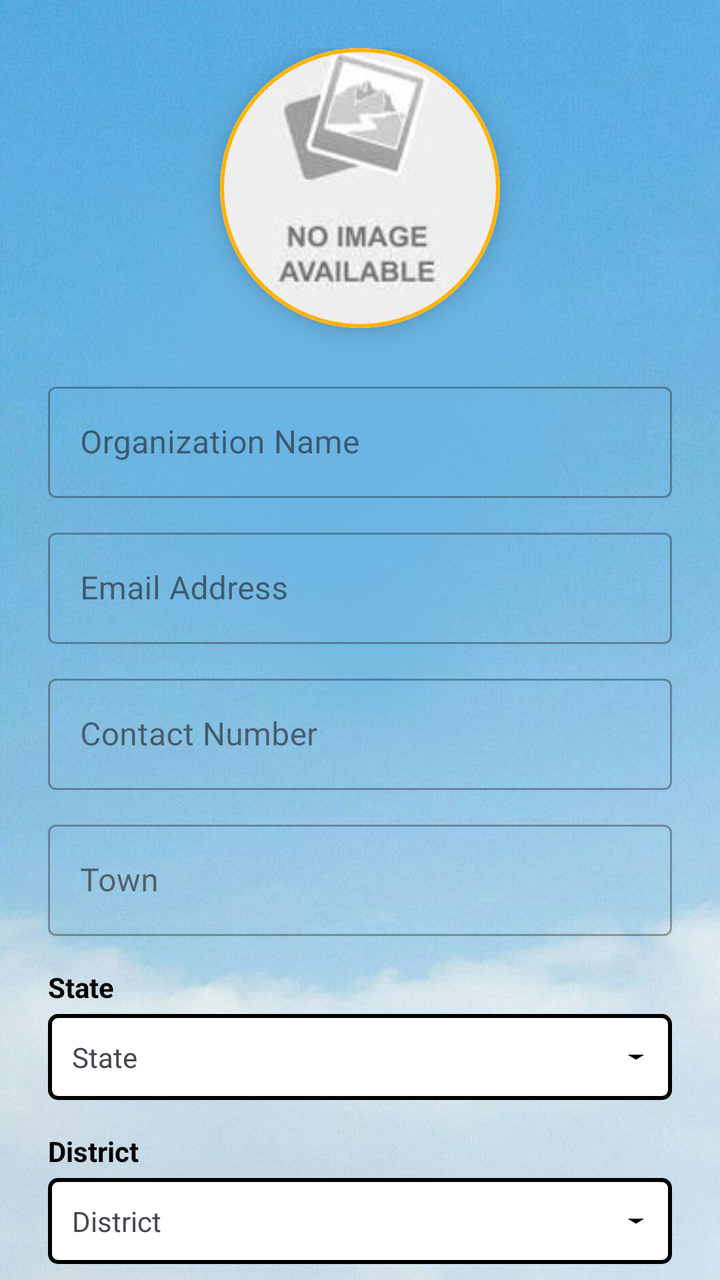
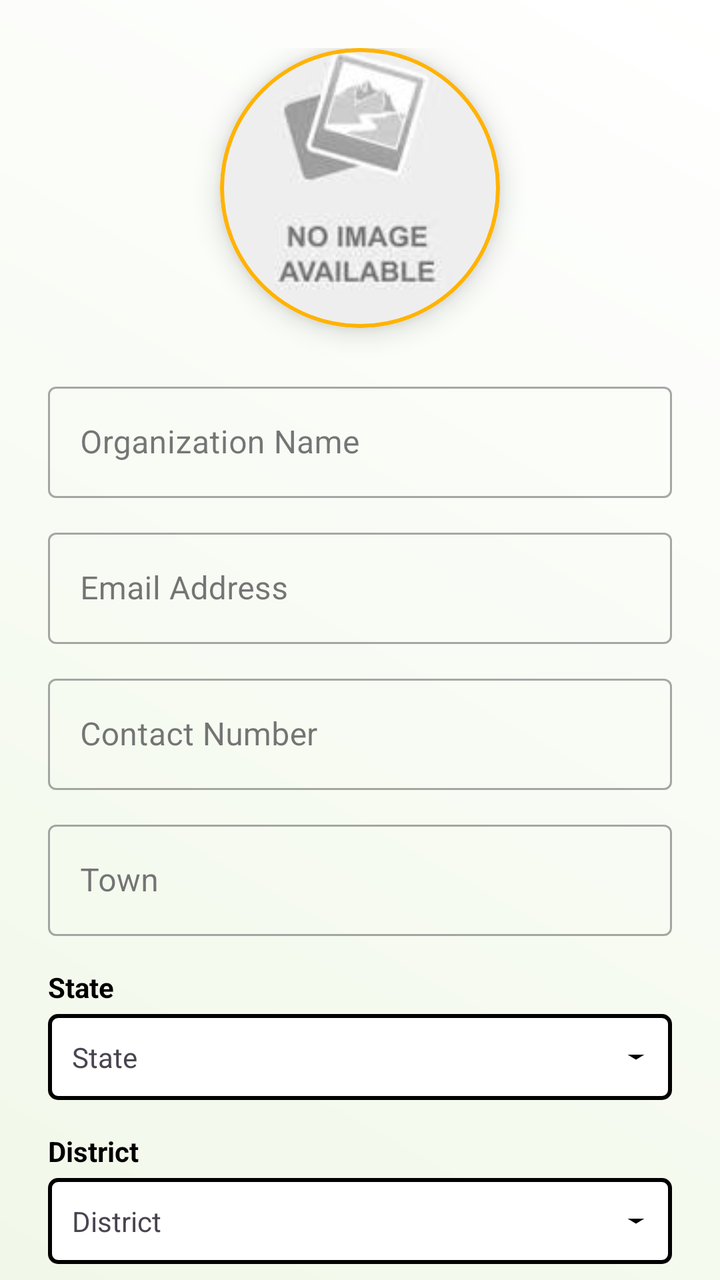

The first picture is an Android layout as it rendered before a commit; the second is the same layout after the commit. The layout source and the unified diff follow.
<!-- AndroidManifest.xml: application theme Theme.Orphans -->
<!-- res/layout/fragment_org_profile.xml -->
<?xml version="1.0" encoding="utf-8"?>
<layout xmlns:android="http://schemas.android.com/apk/res/android"
    xmlns:app="http://schemas.android.com/apk/res-auto">

    <androidx.core.widget.NestedScrollView
        android:layout_width="match_parent"
        android:layout_height="match_parent"
        android:background="@drawable/organisation"
        android:fillViewport="true">

        <LinearLayout
            android:layout_width="match_parent"
            android:layout_height="wrap_content"
            android:orientation="vertical"
            android:padding="24dp">

            <com.google.android.material.card.MaterialCardView
                android:layout_width="140dp"
                android:layout_height="140dp"
                android:layout_gravity="center"
                android:layout_marginBottom="24dp"
                app:cardCornerRadius="70dp"
                app:cardElevation="8dp"
                app:strokeColor="@color/green1"
                app:strokeWidth="2dp">

                <ImageView
                    android:id="@+id/imageViewProfile"
                    android:layout_width="match_parent"
                    android:layout_height="match_parent"
                    android:scaleType="centerCrop"
                    android:src="@drawable/placeholder_image"
                    android:contentDescription="Profile Image" />
            </com.google.android.material.card.MaterialCardView>

            <com.google.android.material.textfield.TextInputLayout
                style="@style/Widget.MaterialComponents.TextInputLayout.OutlinedBox"
                android:layout_width="match_parent"
                android:layout_height="wrap_content"
                android:layout_marginBottom="12dp"
                android:hint="Organization Name">
                <com.google.android.material.textfield.TextInputEditText
                    android:id="@+id/editTextName"
                    android:layout_width="match_parent"
                    android:layout_height="wrap_content"
                    android:enabled="false"
                    android:textColor="@color/black" />
            </com.google.android.material.textfield.TextInputLayout>

            <com.google.android.material.textfield.TextInputLayout
                style="@style/Widget.MaterialComponents.TextInputLayout.OutlinedBox"
                android:layout_width="match_parent"
                android:layout_height="wrap_content"
                android:layout_marginBottom="12dp"
                android:hint="Email Address">
                <com.google.android.material.textfield.TextInputEditText
                    android:id="@+id/editTextEmail"
                    android:layout_width="match_parent"
                    android:layout_height="wrap_content"
                    android:enabled="false"
                    android:inputType="textEmailAddress"
                    android:textColor="@color/black" />
            </com.google.android.material.textfield.TextInputLayout>

            <com.google.android.material.textfield.TextInputLayout
                style="@style/Widget.MaterialComponents.TextInputLayout.OutlinedBox"
                android:layout_width="match_parent"
                android:layout_height="wrap_content"
                android:layout_marginBottom="12dp"
                android:hint="Contact Number">
                <com.google.android.material.textfield.TextInputEditText
                    android:id="@+id/editTextPhone"
                    android:layout_width="match_parent"
                    android:layout_height="wrap_content"
                    android:enabled="false"
                    android:inputType="phone"
                    android:textColor="@color/black" />
            </com.google.android.material.textfield.TextInputLayout>

            <com.google.android.material.textfield.TextInputLayout
                style="@style/Widget.MaterialComponents.TextInputLayout.OutlinedBox"
                android:layout_width="match_parent"
                android:layout_height="wrap_content"
                android:layout_marginBottom="16dp"
                android:hint="Town">
                <com.google.android.material.textfield.TextInputEditText
                    android:id="@+id/editTextTown"
                    android:layout_width="match_parent"
                    android:layout_height="wrap_content"
                    android:enabled="false"
                    android:textColor="@color/black" />
            </com.google.android.material.textfield.TextInputLayout>

            <LinearLayout
                android:layout_width="match_parent"
                android:layout_height="wrap_content"
                android:orientation="vertical"
                android:layout_marginBottom="16dp">

                <TextView
                    android:layout_width="wrap_content"
                    android:layout_height="wrap_content"
                    android:text="State"
                    android:textStyle="bold"
                    android:textColor="@color/black" />

                <TextView
                    android:id="@+id/textViewState"
                    android:layout_width="match_parent"
                    android:layout_height="wrap_content"
                    android:padding="12dp"
                    android:text="State"
                    android:background="@drawable/spinner_background"
                    android:layout_marginTop="4dp" />

                <Spinner
                    android:id="@+id/spinnerState"
                    android:layout_width="match_parent"
                    android:layout_height="48dp"
                    android:visibility="gone"
                    android:background="@drawable/spinner_background"
                    android:layout_marginTop="4dp" />
            </LinearLayout>

            <LinearLayout
                android:layout_width="match_parent"
                android:layout_height="wrap_content"
                android:orientation="vertical"
                android:layout_marginBottom="24dp">

                <TextView
                    android:layout_width="wrap_content"
                    android:layout_height="wrap_content"
                    android:text="District"
                    android:textStyle="bold"
                    android:textColor="@color/black" />

                <TextView
                    android:id="@+id/textViewDistrict"
                    android:layout_width="match_parent"
                    android:layout_height="wrap_content"
                    android:padding="12dp"
                    android:text="District"
                    android:background="@drawable/spinner_background"
                    android:layout_marginTop="4dp" />

                <Spinner
                    android:id="@+id/spinnerDistrict"
                    android:layout_width="match_parent"
                    android:layout_height="48dp"
                    android:visibility="gone"
                    android:background="@drawable/spinner_background"
                    android:layout_marginTop="4dp" />
            </LinearLayout>

            <com.google.android.material.button.MaterialButton
                android:id="@+id/buttonEditProfile"
                android:layout_width="match_parent"
                android:layout_height="56dp"
                android:text="Edit Profile"
                android:backgroundTint="@color/green1"
                app:cornerRadius="12dp" />

            <com.google.android.material.button.MaterialButton
                android:id="@+id/buttonSaveProfile"
                android:layout_width="match_parent"
                android:layout_height="56dp"
                android:text="Save Changes"
                android:visibility="gone"
                android:backgroundTint="@color/green1"
                app:cornerRadius="12dp" />

            <com.google.android.material.button.MaterialButton
                android:id="@+id/buttonLogout"
                style="@style/Widget.MaterialComponents.Button.TextButton"
                android:layout_width="match_parent"
                android:layout_height="56dp"
                android:layout_marginTop="8dp"
                android:text="Logout"
                android:textColor="@color/purple_700" />

        </LinearLayout>
    </androidx.core.widget.NestedScrollView>
</layout>
<!-- resources referenced by this layout -->
<resources>
  <color name="black">#FF000000</color>
  <color name="green1">#FFB300</color>
  <color name="purple_700">#FF1A34</color>
  <!-- drawable organisation: png bitmap (drawable, 40322 bytes) -->
  <!-- drawable placeholder_image: png bitmap (drawable, 247930 bytes) -->
  <!-- drawable spinner_background (drawable) -->
  <?xml version="1.0" encoding="utf-8"?>
  <layer-list xmlns:android="http://schemas.android.com/apk/res/android">
  
      
      <item>
          <shape
              android:shape="rectangle">
              <solid android:color="@android:color/white"/>
              <stroke
                  android:width="2dp"
                  android:color="@color/black"/>
              <corners android:radius="4dp"/>
          </shape>
      </item>
  
      
      <item
          android:width="20dp"
          android:drawable="@drawable/spinner_arrow"
          android:gravity="end|center_vertical"
          android:right="8dp"/>
  
  </layer-list>
  <style name="Theme.Orphans" parent="Base.Theme.Orphans" />
  <!-- drawable spinner_arrow (drawable) -->
  <?xml version="1.0" encoding="utf-8"?>
  <vector xmlns:android="http://schemas.android.com/apk/res/android"
      android:width="12dp"
      android:height="12dp"
      android:viewportWidth="24"
      android:viewportHeight="24">
      <path
          android:fillColor="@color/black"
          android:pathData="M7 10l5 5 5-5z"/>
  </vector>
  <style name="Base.Theme.Orphans" parent="Theme.Material3.DayNight.NoActionBar">
          
          
      </style>
</resources>

<!-- the commit's change to res/layout/fragment_org_profile.xml (unified diff, before → after) -->
@@ -5,7 +5,7 @@
     <androidx.core.widget.NestedScrollView
         android:layout_width="match_parent"
         android:layout_height="match_parent"
-        android:background="@drawable/organisation"
+        android:background="@drawable/bg_org_gradient"
         android:fillViewport="true">
 
         <LinearLayout
<!-- resource entries referenced after the edit -->
@@ -3,7 +3,16 @@
   <color name="black">#FF000000</color>
   <color name="green1">#FFB300</color>
   <color name="purple_700">#FF1A34</color>
-  <!-- drawable organisation: png bitmap (drawable, 40322 bytes) -->
+  <!-- drawable bg_org_gradient (drawable) -->
+  <?xml version="1.0" encoding="utf-8"?>
+  <shape xmlns:android="http://schemas.android.com/apk/res/android"
+      android:shape="rectangle">
+      <gradient
+          android:startColor="#F1F8E9"
+          android:endColor="#FFFFFF"
+          android:angle="45"
+          android:type="linear" />
+  </shape>
   <!-- drawable placeholder_image: png bitmap (drawable, 247930 bytes) -->
   <!-- drawable spinner_background (drawable) -->
   <?xml version="1.0" encoding="utf-8"?>
